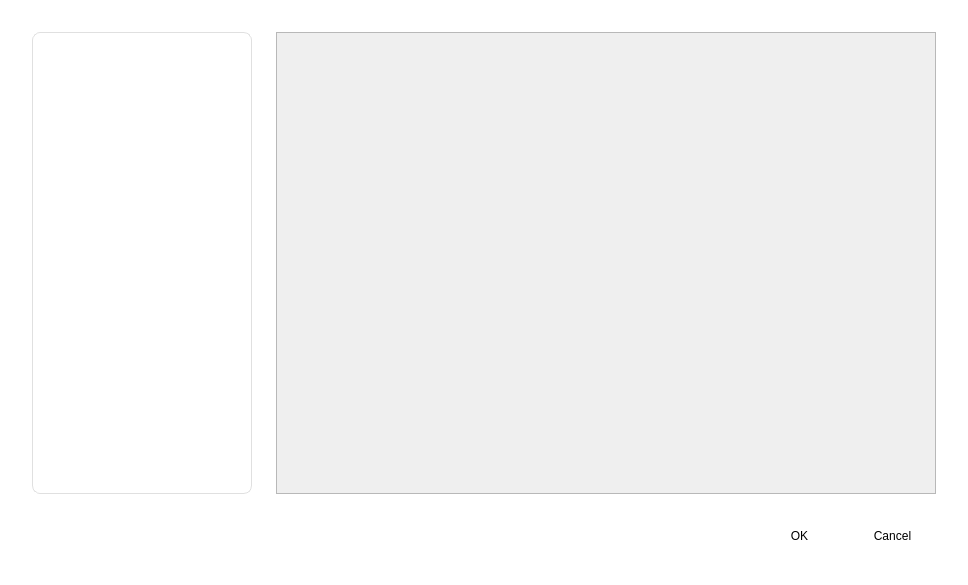
Qt form gui/elements/env_dialog/env_dialog.ui (mohammedsalah-ai/RLGUI) before a commit.
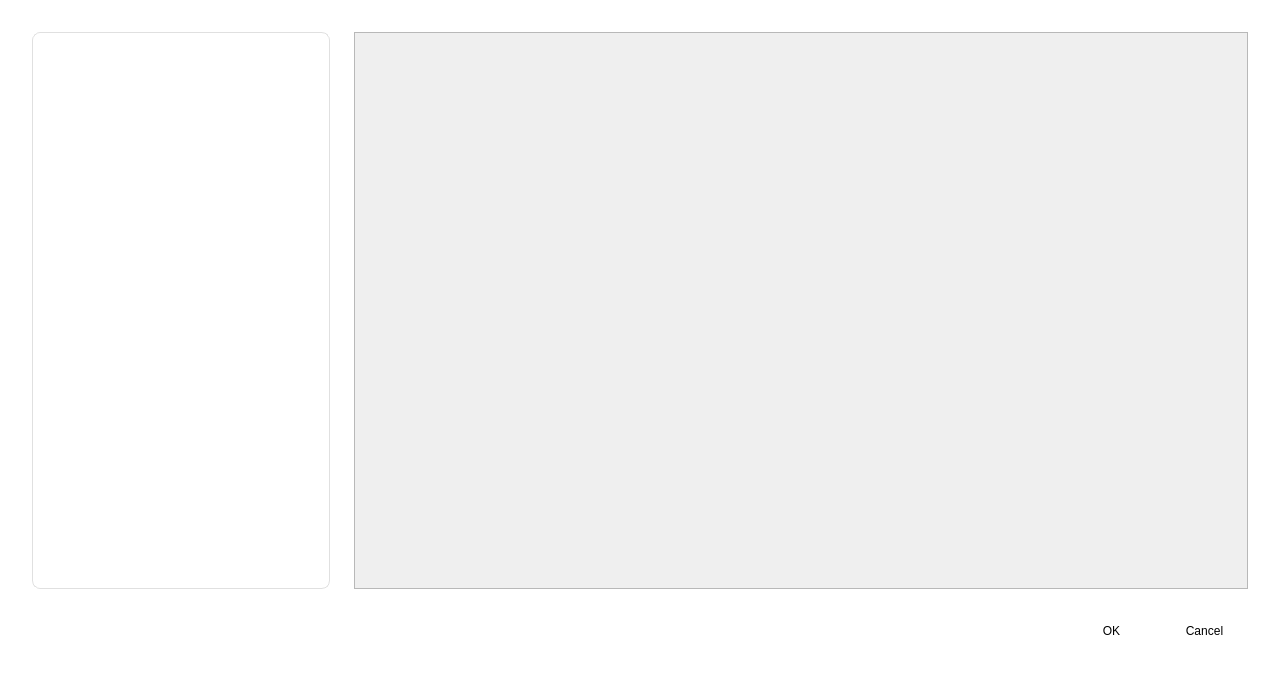
The same form after that commit.

Patch:
```diff
--- a/gui/elements/env_dialog/env_dialog.ui
+++ b/gui/elements/env_dialog/env_dialog.ui
@@ -6,14 +6,14 @@
    <rect>
     <x>0</x>
     <y>0</y>
-    <width>968</width>
-    <height>585</height>
+    <width>1280</width>
+    <height>680</height>
    </rect>
   </property>
   <property name="minimumSize">
    <size>
-    <width>968</width>
-    <height>585</height>
+    <width>1280</width>
+    <height>680</height>
    </size>
   </property>
   <property name="windowTitle">
@@ -118,6 +118,15 @@
      </item>
      <item>
       <widget class="QScrollArea" name="envDescriptionScrollArea">
+       <property name="verticalScrollBarPolicy">
+        <enum>Qt::ScrollBarPolicy::ScrollBarAlwaysOff</enum>
+       </property>
+       <property name="horizontalScrollBarPolicy">
+        <enum>Qt::ScrollBarPolicy::ScrollBarAlwaysOff</enum>
+       </property>
+       <property name="sizeAdjustPolicy">
+        <enum>QAbstractScrollArea::SizeAdjustPolicy::AdjustToContents</enum>
+       </property>
        <property name="widgetResizable">
         <bool>true</bool>
        </property>
@@ -126,8 +135,8 @@
          <rect>
           <x>0</x>
           <y>0</y>
-          <width>656</width>
-          <height>454</height>
+          <width>890</width>
+          <height>549</height>
          </rect>
         </property>
        </widget>
```
